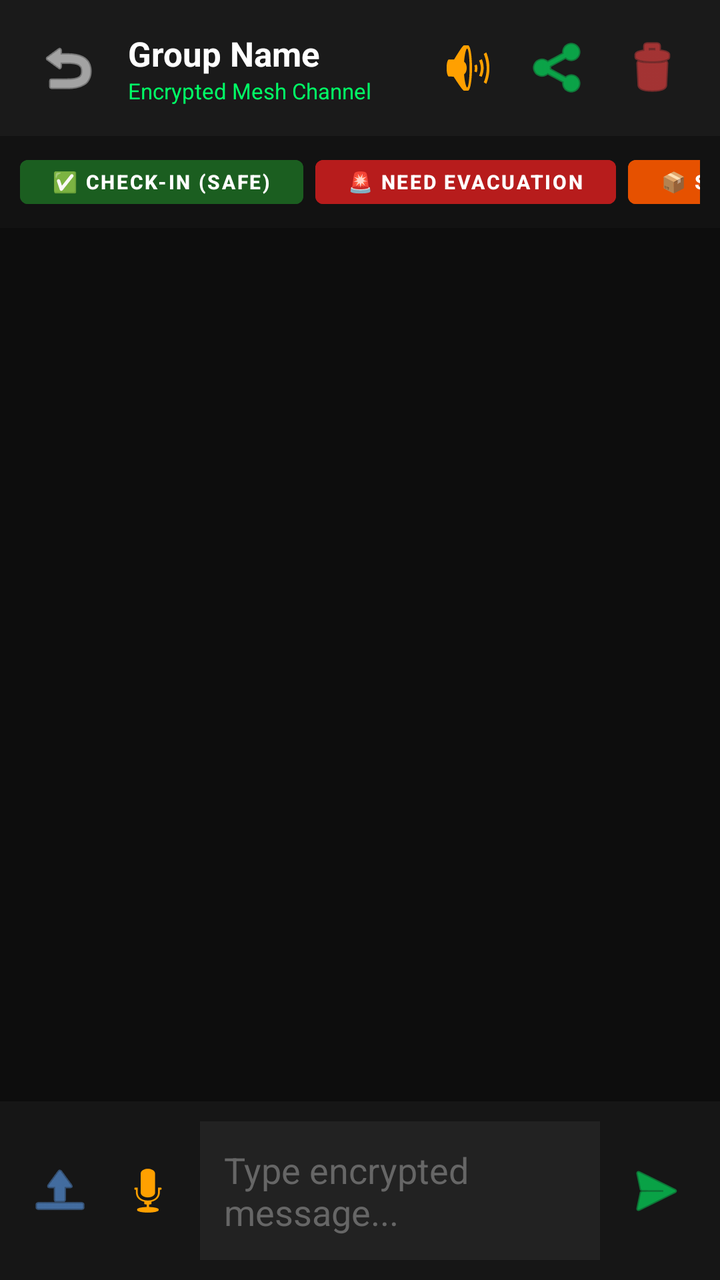
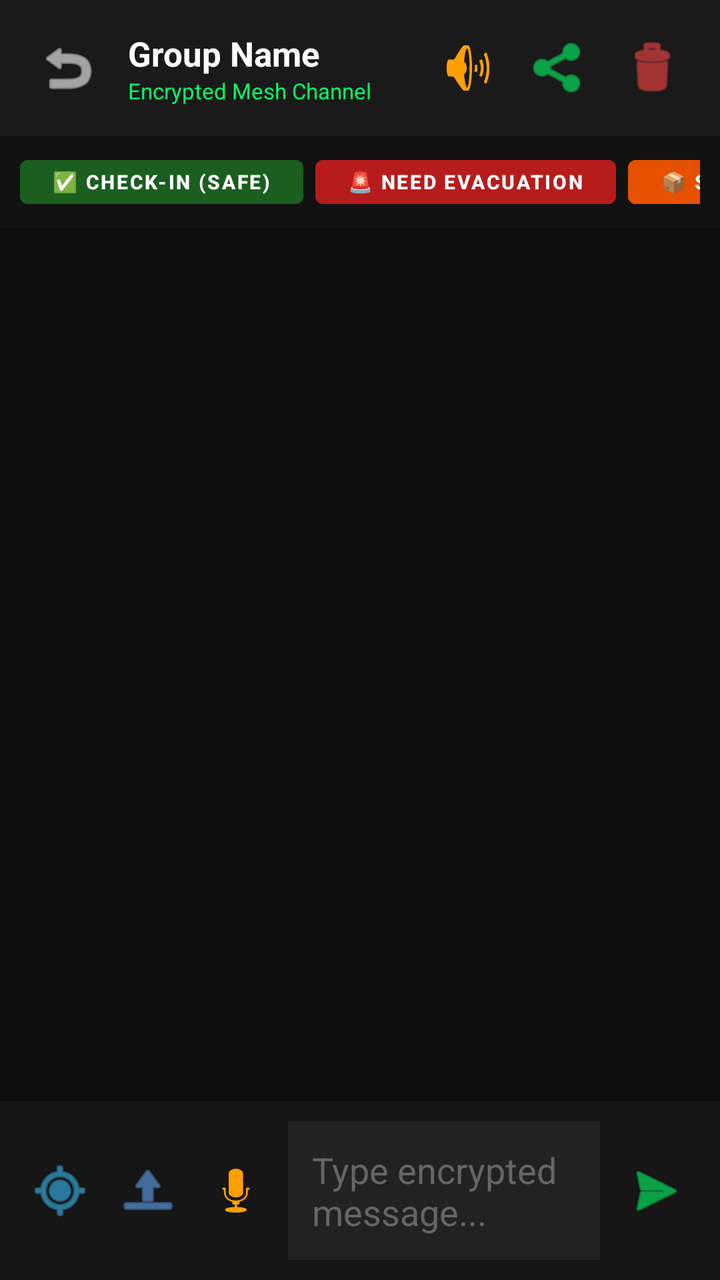

Screens rendered from an Android XML layout before and after an edit, with the pre-edit source and the edit as a unified diff.
<!-- AndroidManifest.xml: application theme Theme.DisasterManagement -->
<!-- res/layout/activity_group_chat.xml -->
<?xml version="1.0" encoding="utf-8"?>
<LinearLayout xmlns:android="http://schemas.android.com/apk/res/android"
    xmlns:app="http://schemas.android.com/apk/res-auto"
    android:layout_width="match_parent"
    android:layout_height="match_parent"
    android:background="#0D0D0D"
    android:orientation="vertical">

    
    <LinearLayout
        android:layout_width="match_parent"
        android:layout_height="wrap_content"
        android:background="#1A1A1A"
        android:orientation="horizontal"
        android:padding="14dp"
        android:gravity="center_vertical">

        <ImageButton
            android:id="@+id/btnBack"
            android:layout_width="40dp"
            android:layout_height="40dp"
            android:background="?android:attr/selectableItemBackground"
            android:src="@android:drawable/ic_menu_revert"
            app:tint="#FFFFFF"
            android:layout_marginEnd="10dp" />

        <LinearLayout
            android:layout_width="0dp"
            android:layout_height="wrap_content"
            android:layout_weight="1"
            android:orientation="vertical">

            <TextView
                android:id="@+id/tvChatGroupName"
                android:layout_width="wrap_content"
                android:layout_height="wrap_content"
                android:text="Group Name"
                android:textColor="#FFFFFF"
                android:textSize="17sp"
                android:textStyle="bold" />

            <TextView
                android:id="@+id/tvChatGroupDesc"
                android:layout_width="wrap_content"
                android:layout_height="wrap_content"
                android:text="Encrypted Mesh Channel"
                android:textColor="#00FF66"
                android:textSize="11sp" />
        </LinearLayout>

        <ImageButton
            android:id="@+id/btnAcousticChirp"
            android:layout_width="40dp"
            android:layout_height="40dp"
            android:background="?android:attr/selectableItemBackground"
            android:src="@android:drawable/ic_lock_silent_mode_off"
            app:tint="#FFA000"
            android:layout_marginEnd="6dp" />

        <ImageButton
            android:id="@+id/btnShareGroupQr"
            android:layout_width="40dp"
            android:layout_height="40dp"
            android:background="?android:attr/selectableItemBackground"
            android:src="@android:drawable/ic_menu_share"
            app:tint="#00FF66"
            android:layout_marginEnd="6dp" />

        <ImageButton
            android:id="@+id/btnLeaveGroup"
            android:layout_width="40dp"
            android:layout_height="40dp"
            android:background="?android:attr/selectableItemBackground"
            android:src="@android:drawable/ic_menu_delete"
            app:tint="#FF4444" />
    </LinearLayout>

    
    <HorizontalScrollView
        android:layout_width="match_parent"
        android:layout_height="wrap_content"
        android:background="#121212"
        android:paddingHorizontal="10dp"
        android:paddingVertical="6dp"
        android:scrollbars="none">

        <LinearLayout
            android:layout_width="wrap_content"
            android:layout_height="wrap_content"
            android:orientation="horizontal"
            android:gravity="center_vertical">

            <Button
                android:id="@+id/btnTeamCheckIn"
                android:layout_width="wrap_content"
                android:layout_height="34dp"
                android:backgroundTint="#1B5E20"
                android:text="✅ CHECK-IN (SAFE)"
                android:textColor="#FFFFFF"
                android:textSize="10sp"
                android:textStyle="bold"
                android:layout_marginEnd="6dp"
                app:cornerRadius="4dp" />

            <Button
                android:id="@+id/btnTeamNeedAid"
                android:layout_width="wrap_content"
                android:layout_height="34dp"
                android:backgroundTint="#B71C1C"
                android:text="🚨 NEED EVACUATION"
                android:textColor="#FFFFFF"
                android:textSize="10sp"
                android:textStyle="bold"
                android:layout_marginEnd="6dp"
                app:cornerRadius="4dp" />

            <Button
                android:id="@+id/btnTeamSupplies"
                android:layout_width="wrap_content"
                android:layout_height="34dp"
                android:backgroundTint="#E65100"
                android:text="📦 SUPPLY REQUEST"
                android:textColor="#FFFFFF"
                android:textSize="10sp"
                android:textStyle="bold"
                android:layout_marginEnd="6dp"
                app:cornerRadius="4dp" />

            <Button
                android:id="@+id/btnTeamLocation"
                android:layout_width="wrap_content"
                android:layout_height="34dp"
                android:backgroundTint="#0D47A1"
                android:text="📍 SHARE GPS"
                android:textColor="#FFFFFF"
                android:textSize="10sp"
                android:textStyle="bold"
                app:cornerRadius="4dp" />
        </LinearLayout>
    </HorizontalScrollView>

    
    <androidx.recyclerview.widget.RecyclerView
        android:id="@+id/rvGroupMessages"
        android:layout_width="match_parent"
        android:layout_height="0dp"
        android:layout_weight="1"
        android:paddingVertical="8dp" />

    
    <LinearLayout
        android:layout_width="match_parent"
        android:layout_height="wrap_content"
        android:background="#161616"
        android:orientation="horizontal"
        android:padding="10dp"
        android:gravity="center_vertical">

        <ImageButton
            android:id="@+id/btnAttachMedia"
            android:layout_width="40dp"
            android:layout_height="40dp"
            android:background="?android:attr/selectableItemBackground"
            android:src="@android:drawable/ic_menu_upload"
            app:tint="#60A5FA" />

        <ImageButton
            android:id="@+id/btnRecordVoice"
            android:layout_width="40dp"
            android:layout_height="40dp"
            android:background="?android:attr/selectableItemBackground"
            android:src="@android:drawable/ic_btn_speak_now"
            app:tint="#FFA000"
            android:layout_marginStart="4dp" />

        <EditText
            android:id="@+id/etChatMessage"
            android:layout_width="0dp"
            android:layout_height="wrap_content"
            android:layout_weight="1"
            android:background="#222222"
            android:hint="Type encrypted message..."
            android:padding="12dp"
            android:textColor="#FFFFFF"
            android:textColorHint="#666666"
            android:layout_marginHorizontal="6dp"
            android:maxLines="4" />

        <ImageButton
            android:id="@+id/btnSendChat"
            android:layout_width="44dp"
            android:layout_height="44dp"
            android:background="?android:attr/selectableItemBackground"
            android:src="@android:drawable/ic_menu_send"
            app:tint="#00FF66" />
    </LinearLayout>

</LinearLayout>
<!-- resources referenced by this layout -->
<resources>
  <style name="Theme.DisasterManagement" parent="Theme.MaterialComponents.DayNight.NoActionBar">
          <item name="colorPrimary">#008037</item>
          <item name="colorPrimaryVariant">#004D20</item>
          <item name="colorOnPrimary">#FFFFFF</item>
          <item name="colorSecondary">#60A5FA</item>
          <item name="colorSecondaryVariant">#2563EB</item>
          <item name="colorOnSecondary">#000000</item>
          <item name="android:statusBarColor">#0A0A0A</item>
          <item name="android:windowBackground">#0A0A0A</item>
      </style>
</resources>

<!-- the commit's change to res/layout/activity_group_chat.xml (unified diff, before → after) -->
@@ -149,6 +149,44 @@
 
     
     <LinearLayout
+        android:id="@+id/layoutGroupLocationAttachment"
+        android:layout_width="match_parent"
+        android:layout_height="wrap_content"
+        android:background="#0A2540"
+        android:orientation="horizontal"
+        android:paddingHorizontal="12dp"
+        android:paddingVertical="6dp"
+        android:gravity="center_vertical"
+        android:visibility="gone">
+
+        <TextView
+            android:id="@+id/tvGroupLocationPreview"
+            android:layout_width="0dp"
+            android:layout_height="wrap_content"
+            android:layout_weight="1"
+            android:text="📍 Attached Location: [LOC:ACQUIRING...]"
+            android:textColor="#38BDF8"
+            android:textSize="11sp"
+            android:textStyle="bold"
+            android:maxLines="1"
+            android:ellipsize="end" />
+
+        <Button
+            android:id="@+id/btnRemoveGroupLocation"
+            android:layout_width="wrap_content"
+            android:layout_height="28dp"
+            android:backgroundTint="#1E293B"
+            android:text="✕ Remove"
+            android:textColor="#E2E8F0"
+            android:textSize="10sp"
+            android:paddingHorizontal="8dp"
+            android:minHeight="0dp"
+            android:insetTop="0dp"
+            android:insetBottom="0dp" />
+    </LinearLayout>
+
+    
+    <LinearLayout
         android:layout_width="match_parent"
         android:layout_height="wrap_content"
         android:background="#161616"
@@ -157,12 +195,22 @@
         android:gravity="center_vertical">
 
         <ImageButton
+            android:id="@+id/btnAttachLocation"
+            android:layout_width="40dp"
+            android:layout_height="40dp"
+            android:background="?android:attr/selectableItemBackground"
+            android:contentDescription="Attach Location"
+            android:src="@android:drawable/ic_menu_mylocation"
+            app:tint="#38BDF8" />
+
+        <ImageButton
             android:id="@+id/btnAttachMedia"
             android:layout_width="40dp"
             android:layout_height="40dp"
             android:background="?android:attr/selectableItemBackground"
             android:src="@android:drawable/ic_menu_upload"
-            app:tint="#60A5FA" />
+            app:tint="#60A5FA"
+            android:layout_marginStart="4dp" />
 
         <ImageButton
             android:id="@+id/btnRecordVoice"
